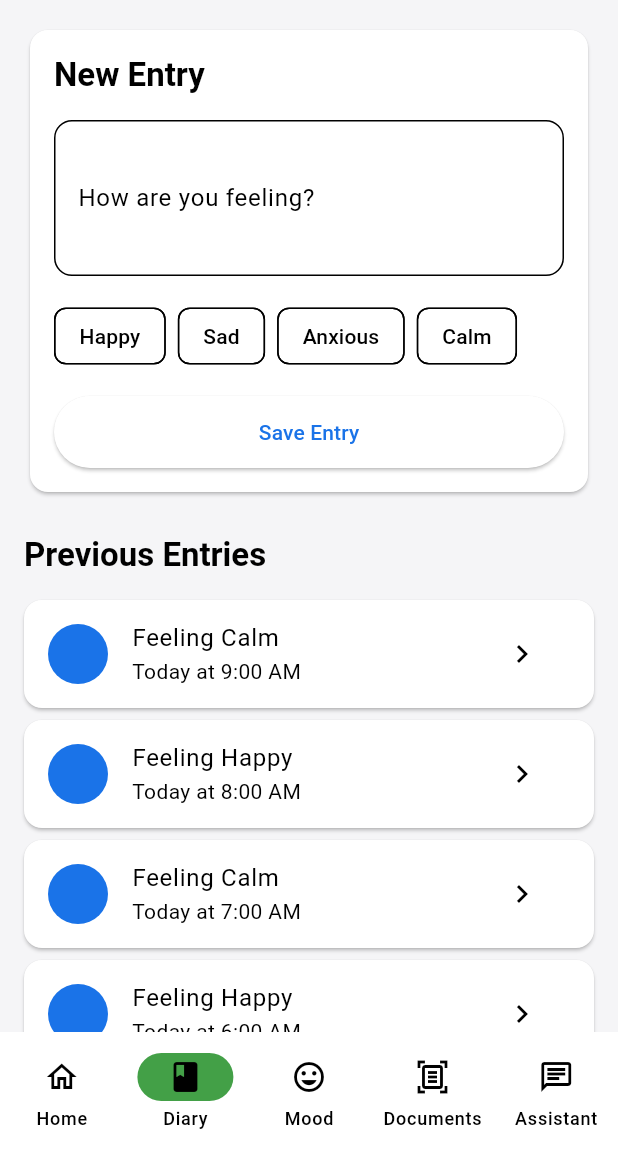
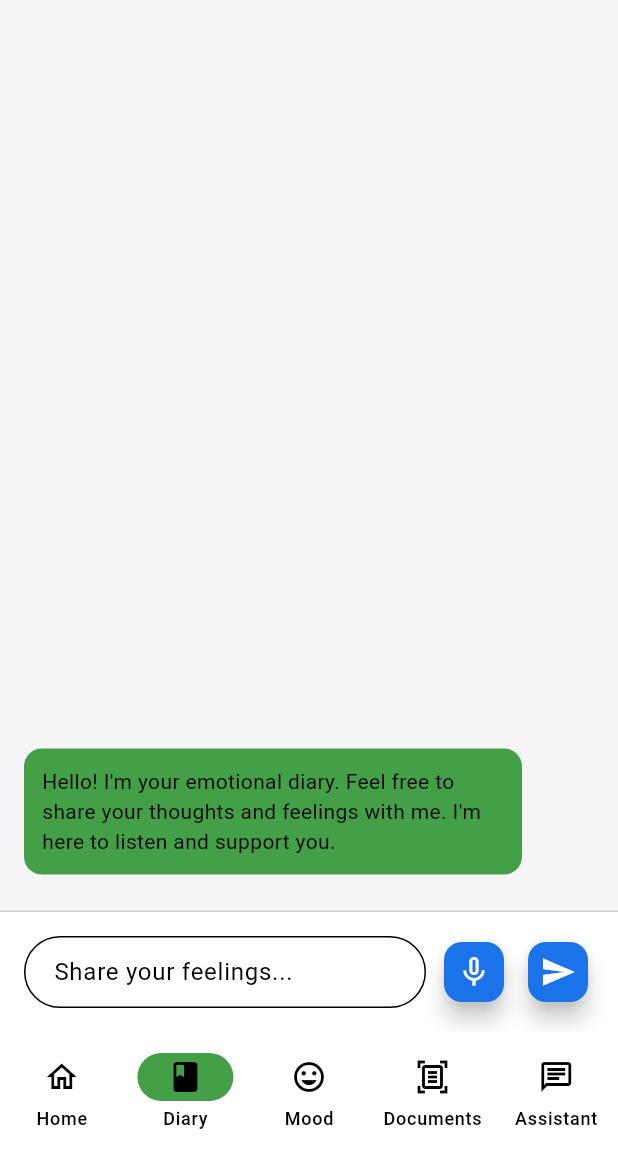
Before and after one commit to SG2407/Arogyan, a Flutter app: the PatientHome screen opened by its route, item 2 of the bottom bar chosen, on a phone screen of 412 x 824 dp, the part 84-1236 px from its top. Run offline on Flutter 3.47's test engine with Material 3 defaults, Android fonts, the phone set to English and light mode, and no system bars; our stand-ins replace flutter_dotenv, flutter_tts, go_router, image_picker, permission_handler, speech_to_text; missing offline and left inert: google_mlkit_text_recognition.

Commit message:
Added Emotional Diary Functionality

```diff
--- a/lib/screens/patient/tabs/emotional_diary_tab.dart
+++ b/lib/screens/patient/tabs/emotional_diary_tab.dart
@@ -1,91 +1,198 @@
 import 'package:flutter/material.dart';
+import 'package:aarogyan/services/ai/ai_service.dart';
+import 'package:aarogyan/services/speech/speech_service.dart';
+import 'package:aarogyan/widgets/chat_message.dart';
 
-class EmotionalDiaryTab extends StatelessWidget {
+class EmotionalDiaryTab extends StatefulWidget {
   const EmotionalDiaryTab({Key? key}) : super(key: key);
 
   @override
+  _EmotionalDiaryTabState createState() => _EmotionalDiaryTabState();
+}
+
+class _EmotionalDiaryTabState extends State<EmotionalDiaryTab> {
+  final _messageController = TextEditingController();
+  final List<Map<String, dynamic>> _messages = [];
+  bool _isListening = false;
+  bool _isLoading = false;
+  final SpeechService _speechService = SpeechService();
+
+  @override
+  void initState() {
+    super.initState();
+    _messages.add({
+      'role': 'assistant',
+      'content':
+          'Hello! I\'m your emotional diary. Feel free to share your thoughts and feelings with me. I\'m here to listen and support you.',
+    });
+  }
+
+  @override
+  void dispose() {
+    _messageController.dispose();
+    _speechService.dispose();
+    super.dispose();
+  }
+
+  Future<void> _handleSend() async {
+    final message = _messageController.text;
+    if (message.isNotEmpty) {
+      _messageController.clear();
+
+      setState(() {
+        _messages.add({
+          'role': 'user',
+          'content': message,
+        });
+        _isLoading = true;
+      });
+
+      try {
+        final response = await AiService.getEmotionalSupportResponse(message);
+        setState(() {
+          _messages.add({
+            'role': 'assistant',
+            'content': response,
+          });
+          _isLoading = false;
+        });
+        _speechService.speak(response);
+      } catch (e) {
+        setState(() {
+          print('Error in AI response: $e');
+          _messages.add({
+            'role': 'assistant',
+            'content':
+                'I apologize, but I encountered an issue while processing your request. Please try again later.',
+          });
+          _isLoading = false;
+        });
+      }
+    }
+  }
+
+  Future<void> _toggleListening() async {
+    if (!_isListening) {
+      final success = await _speechService.startListening((text) {
+        setState(() {
+          _isListening = false;
+          _messageController.text = text;
+        });
+        _handleSend();
+      });
+
+      setState(() {
+        _isListening = success;
+      });
+    } else {
+      _speechService.stopListening();
+      setState(() {
+        _isListening = false;
+      });
+    }
+  }
+
+  @override
   Widget build(BuildContext context) {
-    final theme = Theme.of(context);
-    final colorScheme = theme.colorScheme;
+    final colorScheme = Theme.of(context).colorScheme;
 
-    return ListView(
+    return Column(
+      children: [
+        Expanded(
+          child: ListView.builder(
             padding: const EdgeInsets.all(16),
+            reverse: true,
+            itemCount: _messages.length + (_isLoading ? 1 : 0),
+            itemBuilder: (context, index) {
+              if (_isLoading && index == 0) {
+                return Padding(
+                  padding: const EdgeInsets.only(bottom: 8.0),
+                  child: Row(
                     children: [
-        Card(
-          child: Padding(
-            padding: const EdgeInsets.all(16),
-            child: Column(
-              crossAxisAlignment: CrossAxisAlignment.start,
+                      Container(
+                        padding: EdgeInsets.all(12),
+                        decoration: BoxDecoration(
+                          color: colorScheme.secondaryContainer,
+                          borderRadius: BorderRadius.circular(12),
+                        ),
+                        child: Row(
+                          mainAxisSize: MainAxisSize.min,
                           children: [
-                Text(
-                  'New Entry',
-                  style: theme.textTheme.titleLarge?.copyWith(
-                    fontWeight: FontWeight.bold,
+                            SizedBox(
+                              width: 16,
+                              height: 16,
+                              child: CircularProgressIndicator(
+                                strokeWidth: 2,
+                                valueColor: AlwaysStoppedAnimation<Color>(
+                                  colorScheme.primary,
                                 ),
                               ),
-                const SizedBox(height: 16),
-                TextField(
-                  decoration: InputDecoration(
-                    labelText: 'How are you feeling?',
-                    border: OutlineInputBorder(
-                      borderRadius: BorderRadius.circular(12),
                             ),
-                  ),
-                  maxLines: 3,
-                ),
-                const SizedBox(height: 16),
-                Row(
-                  children: [
-                    for (var emotion in ['Happy', 'Sad', 'Anxious', 'Calm'])
-                      Padding(
-                        padding: const EdgeInsets.only(right: 8),
-                        child: FilterChip(
-                          label: Text(emotion),
-                          selected: false,
-                          onSelected: (bool selected) {},
-                        ),
-                      ),
-                  ],
-                ),
-                const SizedBox(height: 16),
-                ElevatedButton(
-                  onPressed: () {},
-                  child: const Text('Save Entry'),
-                  style: ElevatedButton.styleFrom(
-                    minimumSize: Size(double.infinity, 48),
+                            SizedBox(width: 8),
+                            Text(
+                              'Listening to your thoughts...',
+                              style: TextStyle(
+                                color: colorScheme.onSecondaryContainer,
                               ),
                             ),
                           ],
                         ),
                       ),
+                    ],
                   ),
-        const SizedBox(height: 24),
-        Text(
-          'Previous Entries',
-          style: theme.textTheme.titleLarge?.copyWith(
-            fontWeight: FontWeight.bold,
+                );
+              }
+
+              final messageIndex = _isLoading ? index - 1 : index;
+              final message = _messages.reversed.toList()[messageIndex];
+              return ChatMessage(
+                message: message['content'] as String,
+                isUser: message['role'] == 'user',
+              );
+            },
           ),
         ),
-        const SizedBox(height: 16),
-        for (var i = 1; i <= 5; i++)
-          Card(
-            margin: const EdgeInsets.only(bottom: 8),
-            child: ListTile(
-              title: Text('Feeling ${i % 2 == 0 ? 'Happy' : 'Calm'}'),
-              subtitle: Text('Today at ${10 - i}:00 AM'),
-              leading: CircleAvatar(
-                backgroundColor: colorScheme.primaryContainer,
-                child: Icon(
-                  i % 2 == 0
-                      ? Icons.sentiment_satisfied
-                      : Icons.sentiment_neutral,
-                  color: colorScheme.primary,
+        Container(
+          padding: const EdgeInsets.all(16),
+          decoration: BoxDecoration(
+            color: colorScheme.surface,
+            border: Border(
+              top: BorderSide(color: colorScheme.outline.withOpacity(0.2)),
             ),
           ),
-              trailing: IconButton(
-                icon: Icon(Icons.chevron_right),
-                onPressed: () {},
+          child: Row(
+            children: [
+              Expanded(
+                child: TextField(
+                  controller: _messageController,
+                  decoration: InputDecoration(
+                    hintText: 'Share your feelings...',
+                    border: OutlineInputBorder(
+                      borderRadius: BorderRadius.circular(24),
                     ),
+                    contentPadding: EdgeInsets.symmetric(
+                      horizontal: 16,
+                      vertical: 12,
+                    ),
+                  ),
+                  maxLines: null,
+                  textInputAction: TextInputAction.send,
+                  onSubmitted: (_) => _handleSend(),
+                ),
+              ),
+              const SizedBox(width: 8),
+              FloatingActionButton(
+                onPressed: _isListening ? null : _toggleListening,
+                mini: true,
+                child: Icon(_isListening ? Icons.mic : Icons.mic_none),
+              ),
+              const SizedBox(width: 8),
+              FloatingActionButton(
+                onPressed: _isLoading ? null : _handleSend,
+                child: Icon(_isLoading ? Icons.hourglass_empty : Icons.send),
+                mini: true,
+              ),
+            ],
           ),
         ),
       ],
--- a/lib/services/speech/speech_service.dart
+++ b/lib/services/speech/speech_service.dart
@@ -1,5 +1,6 @@
 import 'package:speech_to_text/speech_to_text.dart' as stt;
 import 'package:permission_handler/permission_handler.dart';
+import 'package:flutter_tts/flutter_tts.dart';
 
 class SpeechService {
   static final SpeechService _instance = SpeechService._internal();
@@ -7,7 +8,12 @@ class SpeechService {
   SpeechService._internal();
 
   final stt.SpeechToText _speech = stt.SpeechToText();
+  final FlutterTts _flutterTts = FlutterTts();
   bool _isInitialized = false;
+
+  Future<void> speak(String text) async {
+    await _flutterTts.speak(text);
+  }
 
   Future<bool> initialize() async {
     if (_isInitialized) return true;
--- a/pubspec.yaml
+++ b/pubspec.yaml
@@ -18,6 +18,7 @@ dependencies:
   flutter_svg: ^2.0.9
   http: ^1.5.0
   speech_to_text: ^7.3.0
+  flutter_tts: ^4.0.2
   permission_handler: ^12.0.1
   google_mlkit_text_recognition: ^0.15.0
   google_mlkit_language_id: ^0.13.0
```
Also changed, not shown: lib/services/ai/ai_service.dart (+64 -0 lines), pubspec.lock, 3 other files. Lines whose indentation alone changed are shown as unchanged.
